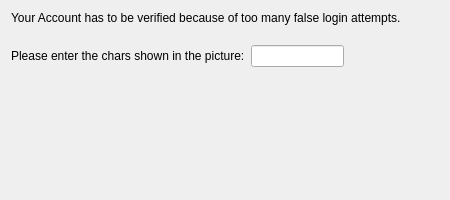
Above: protocols/yahoo/ui/yahooverifyaccountbase.ui from KDE/kopete before the change. Below: the same form after it.
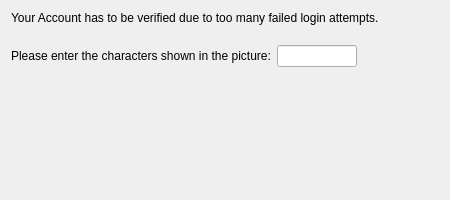
That is the form after the change. Icons and pictures are not drawn.

The edit to the form file:
```diff
--- a/protocols/yahoo/ui/yahooverifyaccountbase.ui
+++ b/protocols/yahoo/ui/yahooverifyaccountbase.ui
@@ -28,7 +28,7 @@
    <item>
     <widget class="QLabel" name="textLabel1" >
      <property name="text" >
-      <string>Your Account has to be verified because of too many false login attempts.&lt;br></string>
+      <string>Your Account has to be verified due to too many failed login attempts.&lt;br></string>
      </property>
     </widget>
    </item>
@@ -43,7 +43,7 @@
      <item>
       <widget class="QLabel" name="textLabel2" >
        <property name="text" >
-        <string>Please enter the chars shown in the picture:</string>
+        <string>Please enter the characters shown in the picture:</string>
        </property>
       </widget>
      </item>
```
